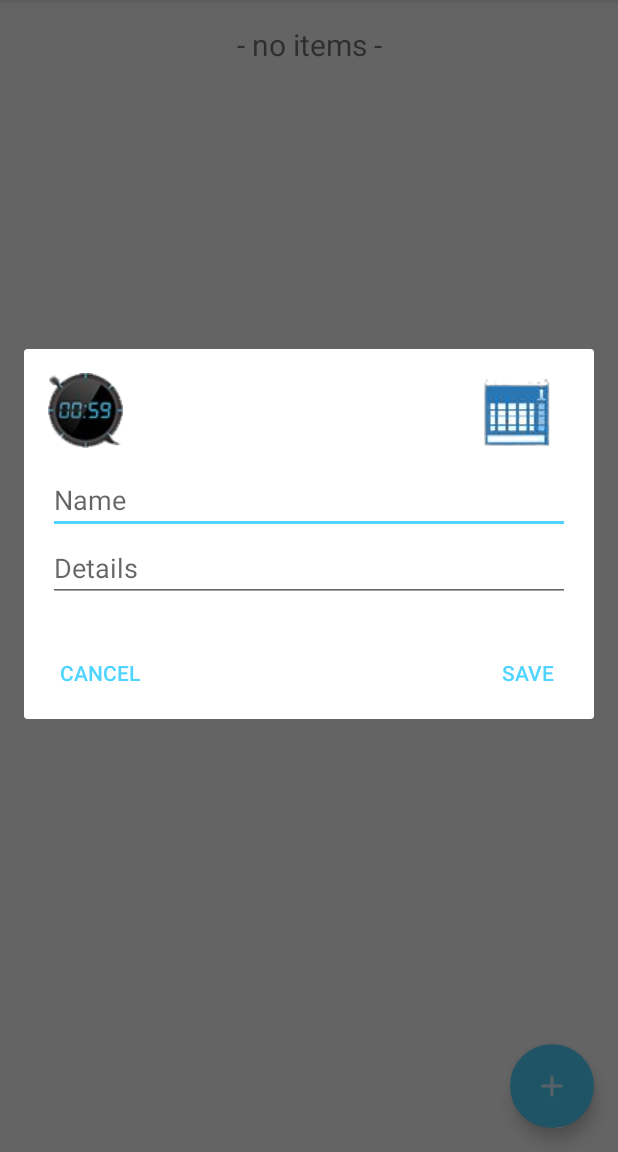
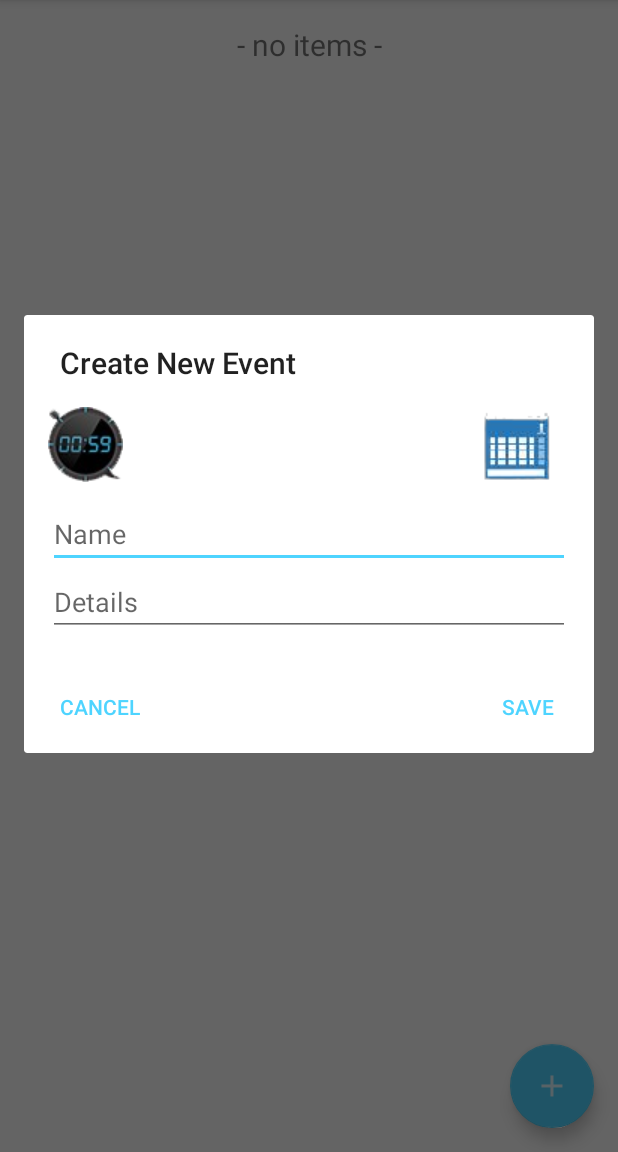
Before and after one commit to ChampClarinet/Reminder, an Android app: the screen it shows after launch (MainActivity), after a tap on an icon or button, on a phone screen of 412 x 824 dp, the part 84-1236 px from its top. Run offline under Robolectric (Android 15) with nearby library versions, the phone set to English and light mode, and no system bars; libraries missing offline, so code that uses them is left out: com.fourmob.datetimepicker, com.sleepbot.datetimepicker; 2 statements that could not run were skipped.

Commit message:
Add dialog titles

```diff
--- a/app/src/main/java/com/example/clarinetmaster/reminder/EventDescriptionActivity.java
+++ b/app/src/main/java/com/example/clarinetmaster/reminder/EventDescriptionActivity.java
@@ -161,6 +161,8 @@ public class EventDescriptionActivity extends AppCompatActivity {
             }
         });
 
+        dialog.setTitle(R.string.edit_dialog_title);
+
         dialog.setNeutralButton(R.string.cancel_button, new DialogInterface.OnClickListener() {
             @Override
             public void onClick(DialogInterface dialog, int which) {
--- a/app/src/main/java/com/example/clarinetmaster/reminder/MainActivity.java
+++ b/app/src/main/java/com/example/clarinetmaster/reminder/MainActivity.java
@@ -106,6 +106,8 @@ public class MainActivity extends AppCompatActivity {
             }
         });
 
+        dialog.setTitle(R.string.create_dialog_title);
+
         dialog.setNeutralButton(R.string.cancel_button, new DialogInterface.OnClickListener() {
             @Override
             public void onClick(DialogInterface dialog, int which) {
--- a/app/src/main/res/values/strings.xml
+++ b/app/src/main/res/values/strings.xml
@@ -6,6 +6,9 @@
     <string name="name">Name</string>
     <string name="details">Details</string>
 
+
+    <string name="edit_dialog_title">Edit Event</string>
+    <string name="create_dialog_title">Create New Event</string>
     <string name="cancel_button">CANCEL</string>
     <string name="save_button">SAVE</string>
     <string name="action_edit">EDIT</string>
```
Also changed, not shown: 2 other files.
